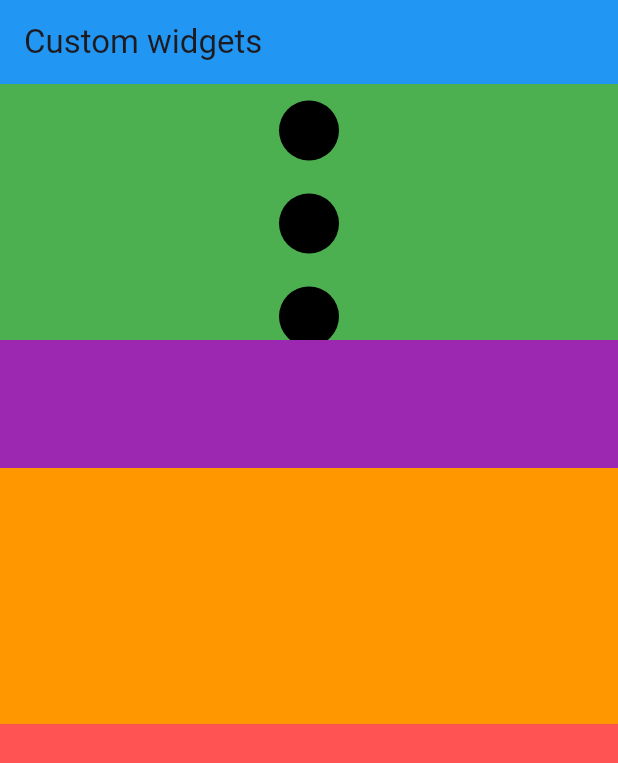
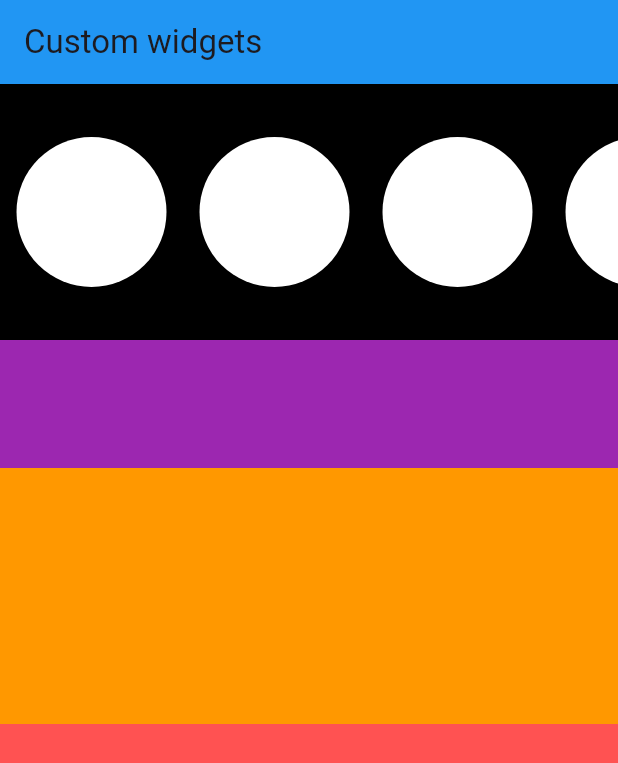
Before and after one commit to Piyushbhatt7/Flutter-Widgets, a Flutter app: the screen it shows after launch, on a phone screen of 412 x 824 dp. Shown: the top 763 px of the screen. Run offline on Flutter 3.47's test engine with Material 3 defaults, Android fonts, the light colour scheme and no system bars.

Commit message:
Custom widgets

```diff
--- a/lib/custom widgets.dart
+++ b/lib/custom widgets.dart
@@ -19,18 +19,16 @@ class custom_widget extends StatelessWidget {
         flex: 2,
          child: Container(
           height: 200,
-          color: Colors.green,
+          color: Colors.black,
           child: ListView.builder(itemBuilder: (context, index) => Padding(
             padding: const EdgeInsets.all(11.0),
               child: SizedBox(
                 width: 100,
                 child: CircleAvatar(
-                   backgroundColor: Colors.black,
+                   backgroundColor: Colors.white,
                 ),
-
               ),
-
-            ),
+            ),itemCount: 10, scrollDirection: Axis.horizontal,
 
           ),
        ),
```
